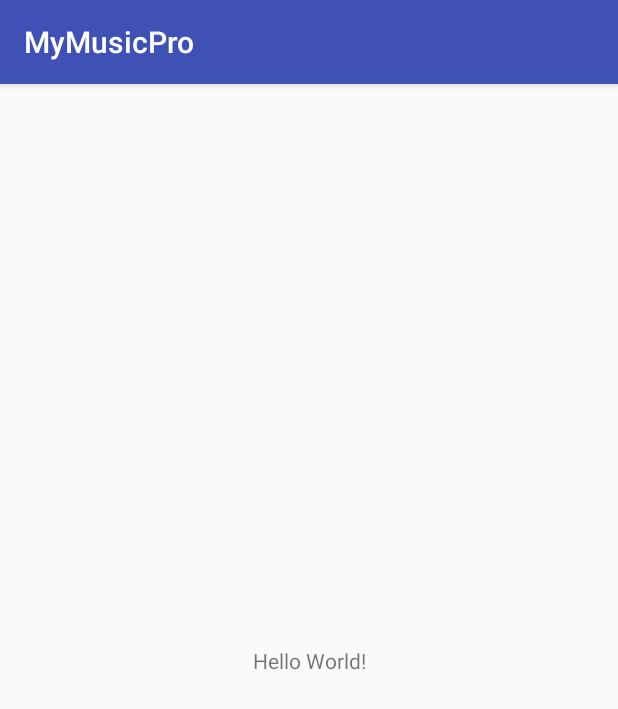
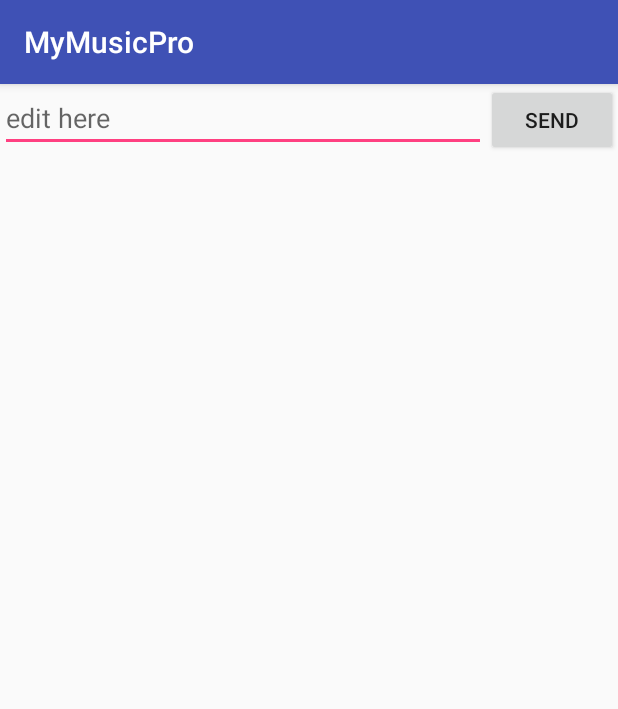
Before and after one commit to ydc-0/MyMusicPro, an Android app: the screen it shows after launch (MainActivity), on a phone screen of 412 x 824 dp. Shown: the top 709 px of the screen. Run offline under Robolectric (Android 15) with nearby library versions, the phone set to English and light mode, and no system bars.

Commit message:
new layout

```diff
--- a/app/src/main/AndroidManifest.xml
+++ b/app/src/main/AndroidManifest.xml
@@ -16,6 +16,7 @@
                 <category android:name="android.intent.category.LAUNCHER" />
             </intent-filter>
         </activity>
+        <activity android:name=".DisplayMessageActivity"></activity>
     </application>
 
 </manifest>
--- a/app/src/main/java/cn/edu/xidian/www/mymusicpro/MainActivity.java
+++ b/app/src/main/java/cn/edu/xidian/www/mymusicpro/MainActivity.java
@@ -1,13 +1,28 @@
 package cn.edu.xidian.www.mymusicpro;
 
+import android.content.Intent;
 import android.support.v7.app.AppCompatActivity;
 import android.os.Bundle;
+import android.util.Log;
+import android.view.View;
+import android.widget.EditText;
 
 public class MainActivity extends AppCompatActivity {
-
+    static private String TAG = "MainActivity";
+    public final static String EXTRA_MESSAGE = "cn.edu.xidian.www.mymusicpro.MESSAGE";
     @Override
     protected void onCreate(Bundle savedInstanceState) {
         super.onCreate(savedInstanceState);
+        Log.i(TAG, "onCreate");
         setContentView(R.layout.activity_main);
+
+    }
+
+    public void sendMessage(View view) {
+        Intent intent = new Intent(this, DisplayMessageActivity.class);
+        EditText editText = (EditText) findViewById(R.id.edit_message);
+        String message = editText.getText().toString();
+        intent.putExtra(EXTRA_MESSAGE, message);
+        startActivity(intent);
     }
 }
--- /dev/null
+++ b/app/src/main/res/drawable/edit_bg.xml
@@ -0,0 +1,18 @@
+<?xml version="1.0" encoding="utf-8"?>
+<layer-list
+    xmlns:android="http://schemas.android.com/apk/res/android">
+    <item>
+        <shape
+            xmlns:android="http://schemas.android.com/apk/res/android"
+            android:shape="rectangle">
+            <solid
+                android:color="#EFEFEF"/>
+            <corners
+                android:radius="3dip"
+                />
+            <stroke
+                android:width="0.5px"
+                android:color="#505050"/>
+        </shape>
+    </item>
+</layer-list>
--- a/app/src/main/res/layout/activity_main.xml
+++ b/app/src/main/res/layout/activity_main.xml
@@ -1,18 +1,37 @@
 <?xml version="1.0" encoding="utf-8"?>
+<!-- android.support.constraint.ConstraintLayout -->
 <android.support.constraint.ConstraintLayout xmlns:android="http://schemas.android.com/apk/res/android"
     xmlns:app="http://schemas.android.com/apk/res-auto"
     xmlns:tools="http://schemas.android.com/tools"
     android:layout_width="match_parent"
     android:layout_height="match_parent"
+    android:orientation="horizontal"
     tools:context="cn.edu.xidian.www.mymusicpro.MainActivity">
 
-    <TextView
-        android:layout_width="wrap_content"
-        android:layout_height="wrap_content"
-        android:text="Hello World!"
-        app:layout_constraintBottom_toBottomOf="parent"
-        app:layout_constraintLeft_toLeftOf="parent"
-        app:layout_constraintRight_toRightOf="parent"
-        app:layout_constraintTop_toTopOf="parent" />
+
+    <!--android:background="@drawable/bg"-->
+    <LinearLayout xmlns:android="http://schemas.android.com/apk/res/android"
+        android:layout_width="fill_parent"
+        android:layout_height="fill_parent"
+        android:orientation="horizontal" >
+
+        <!-- android:background="@drawable/edit_bg" -->
+        <EditText
+            android:id="@+id/edit_message"
+            android:layout_width="0dp"
+
+            android:layout_height="wrap_content"
+            android:layout_weight="1"
+            android:hint="@string/edit_message"
+            android:selectAllOnFocus="true" />
+
+        <Button
+            android:layout_width="wrap_content"
+            android:layout_height="wrap_content"
+            android:onClick="sendMessage"
+            android:text="@string/button_send" />
+
+    </LinearLayout>
+
 
 </android.support.constraint.ConstraintLayout>
--- a/app/src/main/res/values/strings.xml
+++ b/app/src/main/res/values/strings.xml
@@ -1,3 +1,7 @@
 <resources>
     <string name="app_name">MyMusicPro</string>
+    <string name="edit_message">edit here</string>
+    <string name="button_send">Send</string>
+    <string name="action_settings">Settings</string>
+    <string name="title_activity_display_message">My Message</string>
 </resources>
```
Also changed, not shown: app/src/main/java/cn/edu/xidian/www/mymusicpro/DisplayMessageActivity.java (added, +31 -0 lines), app/src/main/java/cn/edu/xidian/www/mymusicpro/music/MusicInfo.java (added, +104 -0 lines), app/src/main/java/cn/edu/xidian/www/mymusicpro/music/MusicList.java (added, +19 -0 lines), app/src/main/res/layout/activity_display_message.xml (added, +10 -0 lines).
